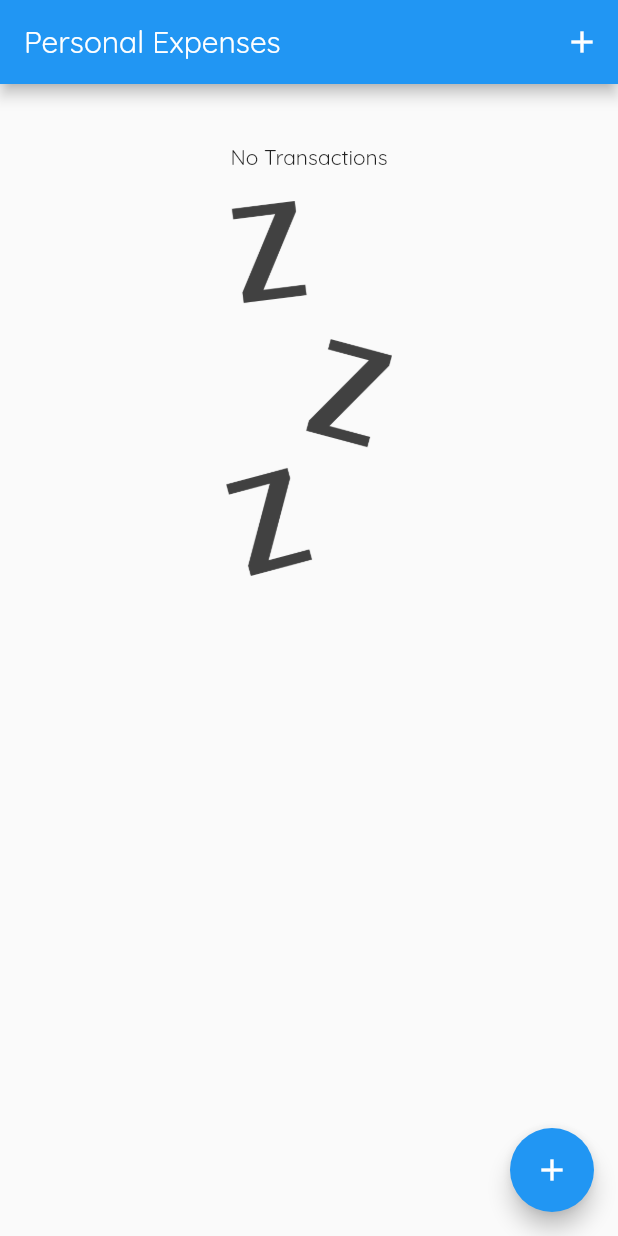
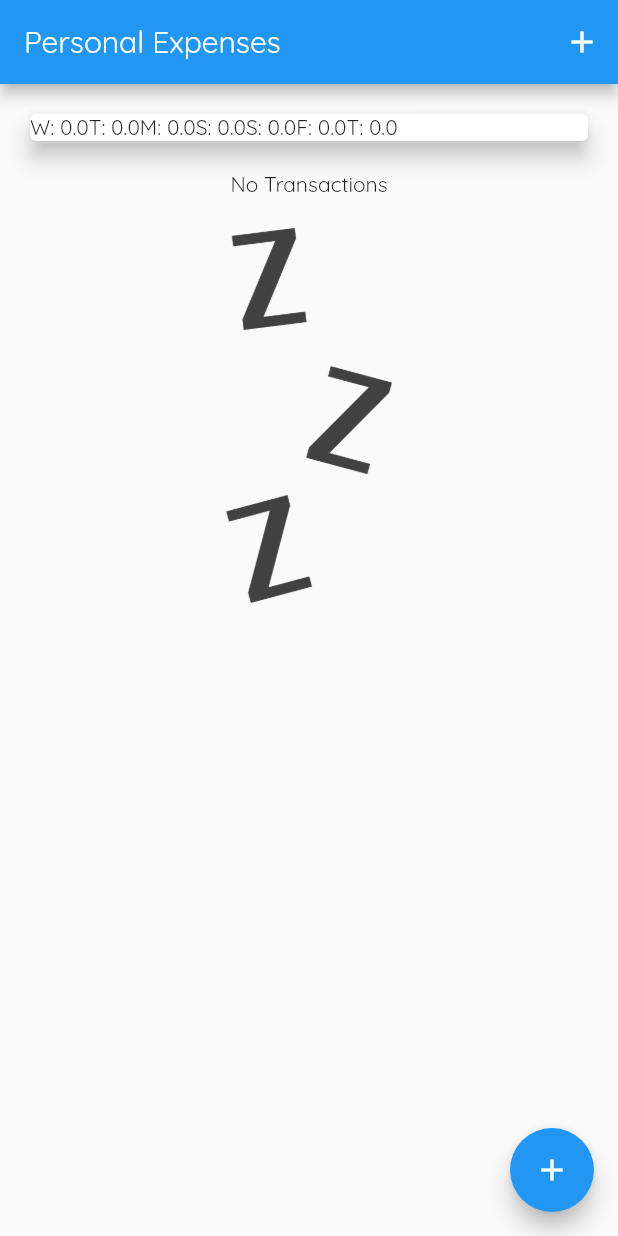
Before and after one commit to fiend361/flutter-personal-expenses-app, a Flutter app: the screen it shows after launch, on a phone screen of 412 x 824 dp. Run offline on Flutter 3.47's test engine with Material 2 defaults, Android fonts, the phone set to English and light mode, and no system bars.

Commit message:
wired up chart widget

```diff
--- a/lib/widgets/chart.dart
+++ b/lib/widgets/chart.dart
@@ -20,7 +20,10 @@ class Chart extends StatelessWidget {
         }
       }
 
-      return {'day': DateFormat.E(weekday), 'amount': totalSum};
+      return {
+        'day': DateFormat.E().format(weekday).substring(0, 1),
+        'amount': totalSum,
+      };
     });
   }
 
@@ -30,7 +33,9 @@ class Chart extends StatelessWidget {
       elevation: 6,
       margin: EdgeInsets.all(20),
       child: Row(
-        children: <Widget>[],
+        children: groupegTransactionsValue.map((data) {
+          return Text('${data['day']}: ${data['amount']}');
+        }).toList(),
       ),
     );
   }
```
Also changed, not shown: lib/widgets/chart_bar.dart (added).
